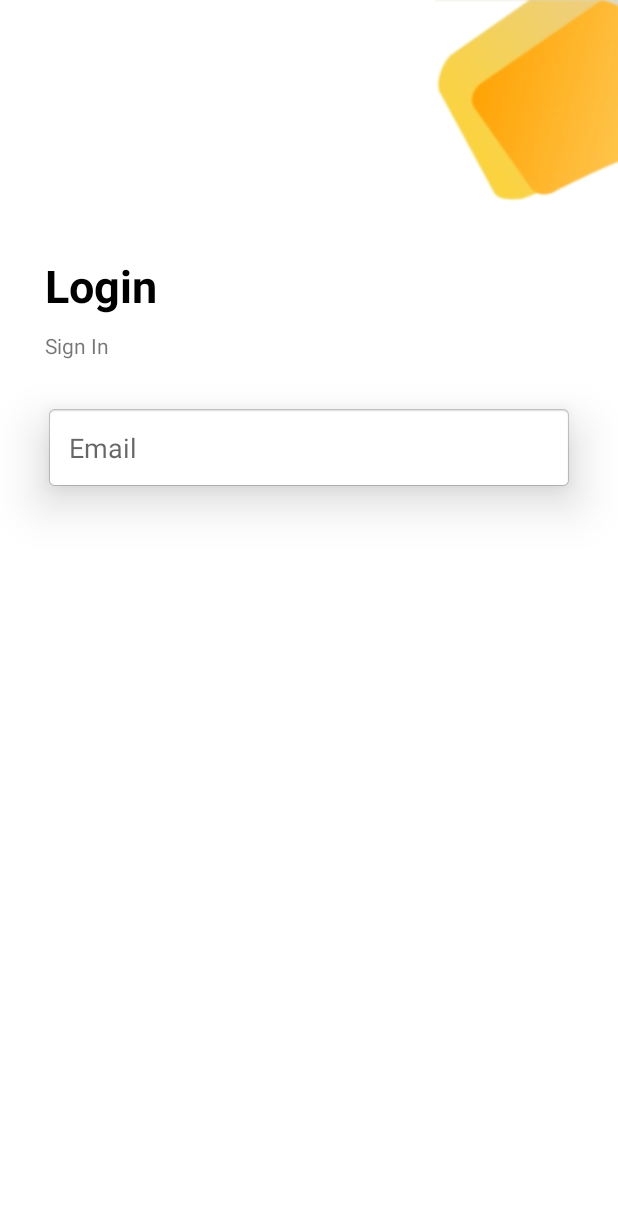
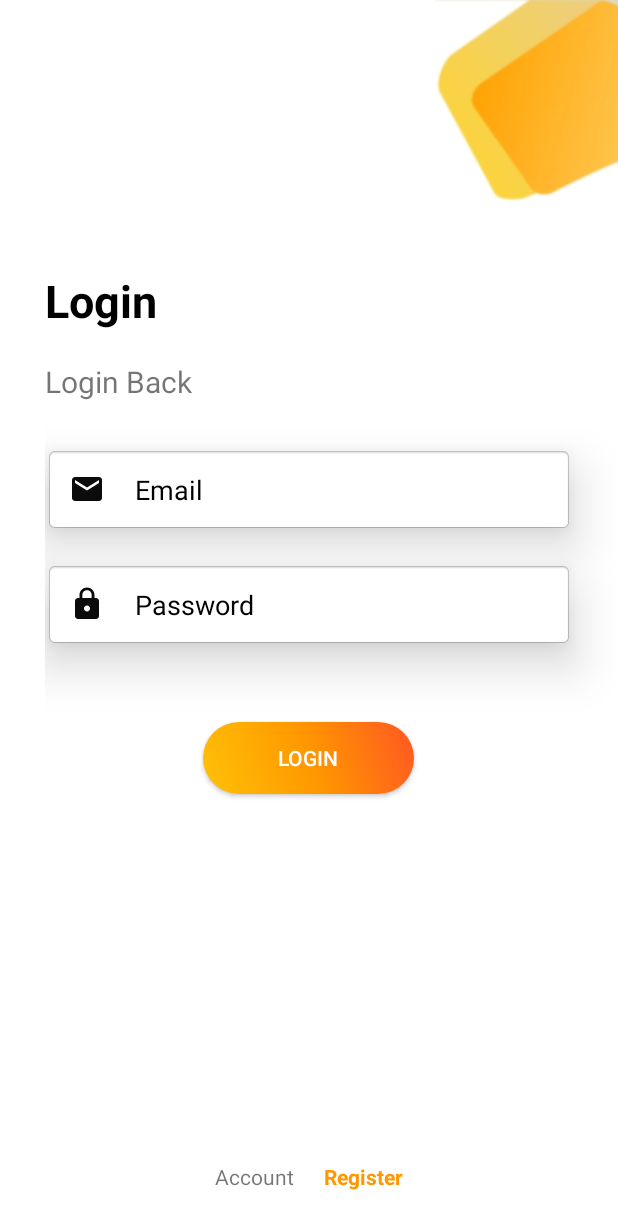
Before and after one commit to AR1610/Aarti_AndroidTraining, an Android app: the screen it shows after launch (MainActivity), on a phone screen of 412 x 824 dp. Shown: the top 1229 px of the screen. Run offline under Robolectric (Android 15) with nearby library versions, the phone set to English and light mode, and no system bars.

Commit message:
Relative Layout

```diff
--- a/app/src/main/AndroidManifest.xml
+++ b/app/src/main/AndroidManifest.xml
@@ -14,7 +14,8 @@
         android:theme="@style/Theme.MyAppgen7to8">
         <activity
             android:name=".MainActivity"
-            android:exported="true">
+            android:exported="true"
+            android:screenOrientation="portrait">
             <intent-filter>
                 <action android:name="android.intent.action.MAIN" />
 
--- /dev/null
+++ b/app/src/main/res/drawable/btn_bg.xml
@@ -0,0 +1,12 @@
+<?xml version="1.0" encoding="utf-8"?>
+<shape xmlns:android="http://schemas.android.com/apk/res/android"
+    android:shape="rectangle">
+
+
+    <gradient
+        android:angle="45"
+        android:centerColor="#FF9800"
+        android:endColor="#FF5722"
+        android:startColor="#FFC107" />
+    <corners android:radius="40dp"/>
+</shape>
--- /dev/null
+++ b/app/src/main/res/drawable/ic_email_24.xml
@@ -0,0 +1,6 @@
+<vector android:height="24dp" android:tint="#0C0B0B"
+    android:viewportHeight="24" android:viewportWidth="24"
+    android:width="24dp" xmlns:android="http://schemas.android.com/apk/res/android">
+    <path android:fillColor="@android:color/white"
+        android:pathData="M20,4L4,4c-1.1,0 -1.99,0.9 -1.99,2L2,18c0,1.1 0.9,2 2,2h16c1.1,0 2,-0.9 2,-2L22,6c0,-1.1 -0.9,-2 -2,-2zM20,8l-8,5 -8,-5L4,6l8,5 8,-5v2z"/>
+</vector>
--- /dev/null
+++ b/app/src/main/res/drawable/ic_lock_24.xml
@@ -0,0 +1,5 @@
+<vector android:height="24dp" android:tint="#0C0B0B"
+    android:viewportHeight="24" android:viewportWidth="24"
+    android:width="24dp" xmlns:android="http://schemas.android.com/apk/res/android">
+    <path android:fillColor="@android:color/white" android:pathData="M18,8h-1L17,6c0,-2.76 -2.24,-5 -5,-5S7,3.24 7,6v2L6,8c-1.1,0 -2,0.9 -2,2v10c0,1.1 0.9,2 2,2h12c1.1,0 2,-0.9 2,-2L20,10c0,-1.1 -0.9,-2 -2,-2zM12,17c-1.1,0 -2,-0.9 -2,-2s0.9,-2 2,-2 2,0.9 2,2 -0.9,2 -2,2zM15.1,8L8.9,8L8.9,6c0,-1.71 1.39,-3.1 3.1,-3.1 1.71,0 3.1,1.39 3.1,3.1v2z"/>
+</vector>
--- a/app/src/main/res/layout/activity_main.xml
+++ b/app/src/main/res/layout/activity_main.xml
@@ -3,7 +3,8 @@
     xmlns:android="http://schemas.android.com/apk/res/android"
     android:layout_width="match_parent"
     android:layout_height="match_parent"
-    android:background="#FFFFFF">
+    android:background="#fff"
+    android:paddingLeft="30dp">
 
 <ImageView
     android:layout_width="wrap_content"
@@ -17,36 +18,94 @@
         android:layout_height="wrap_content"
         android:id="@+id/tv_login"
         android:text="Login"
+        android:textSize="30sp"
         android:textStyle="bold"
         android:layout_below="@+id/img_logo"
-        android:layout_marginLeft="30dp"
-        android:textSize="30sp"
-        android:layout_marginTop="30dp"
+        android:layout_marginTop="40dp"
         android:textColor="#000"/>
+
 
     <TextView
         android:layout_width="wrap_content"
         android:layout_height="wrap_content"
-        android:id="@+id/tv_sign"
-        android:text="Sign In"
-        android:layout_below="@+id/tv_login"
-        android:layout_marginLeft="30dp"
-        android:layout_marginTop="10dp"/>
+        android:id="@+id/tv_login_back"
+        android:text="Login Back"
+        android:textSize="20sp"
+        android:layout_marginTop="20dp"
+        android:layout_below="@+id/tv_login" />
+
 
     <EditText
         android:layout_width="match_parent"
         android:layout_height="wrap_content"
         android:id="@+id/edt_email"
-        android:layout_below="@+id/tv_sign"
+        android:layout_below="@+id/tv_login_back"
+        android:layout_marginRight="30dp"
+        android:layout_marginTop="30dp"
+        android:padding="16dp"
+        android:hint="Email"
+        android:textColorHint="#000"
+        android:elevation="20dp"
+        android:singleLine="true"
+        android:drawableLeft="@drawable/ic_email_24"
+        android:drawablePadding="20dp"
+        android:imeOptions="actionNext"
+        android:inputType="textEmailAddress"
+        android:background="@android:drawable/editbox_background_normal"/>
+
+
+    <EditText
+        android:id="@+id/edt_password"
+        android:layout_width="match_parent"
+        android:layout_height="wrap_content"
+        android:layout_below="@+id/edt_email"
+        android:layout_marginTop="20dp"
+        android:layout_marginRight="30dp"
         android:background="@android:drawable/editbox_background_normal"
         android:elevation="20dp"
-        android:hint="Email"
-        android:layout_marginTop="30dp"
-        android:layout_marginHorizontal="30dp"
+        android:hint="Password"
+        android:drawableLeft="@drawable/ic_lock_24"
+        android:drawablePadding="20dp"
+        android:imeOptions="actionDone"
+        android:inputType="textPassword"
         android:padding="16dp"
         android:singleLine="true"
-        android:imeOptions="actionNext"
-        android:inputType="textEmailAddress" />
+        android:textColorHint="#000" />
+
+    <android.widget.Button
+        android:layout_width="wrap_content"
+        android:layout_height="wrap_content"
+        android:layout_below="@+id/edt_password"
+        android:layout_centerHorizontal="true"
+        android:layout_marginTop="50dp"
+        android:textColor="#fff"
+        android:background="@drawable/btn_bg"
+        android:paddingHorizontal="50dp"
+        android:text="Login" />
 
 
+    <RelativeLayout
+        android:layout_width="wrap_content"
+        android:layout_height="wrap_content"
+        android:layout_alignParentBottom="true"
+        android:layout_marginBottom="30dp"
+        android:layout_centerHorizontal="true">
+
+        <TextView
+            android:layout_width="wrap_content"
+            android:layout_height="wrap_content"
+            android:id="@+id/tv_ac"
+            android:text="Account"/>
+
+        <TextView
+            android:layout_width="wrap_content"
+            android:layout_height="wrap_content"
+            android:text="Register"
+            android:textColor="#FF9800"
+            android:textStyle="bold"
+            android:layout_marginLeft="20dp"
+            android:layout_toRightOf="@+id/tv_ac" />
+
+    </RelativeLayout>
+
 </RelativeLayout>
```
